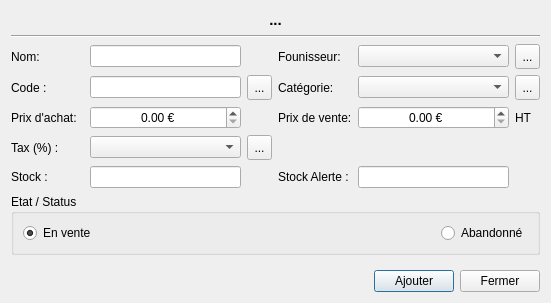
Old version of the form src/dialogproduct.ui in the repository cfdev/mcercle.
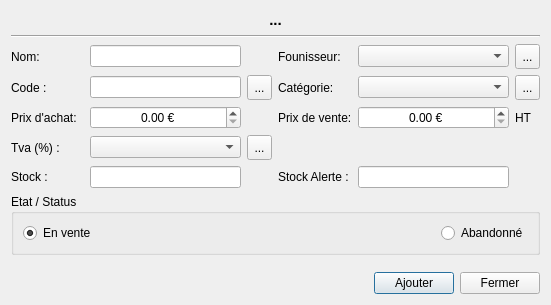
New version of the form. Icons and pictures are not drawn.

Diff of the .ui file:
```diff
--- a/src/dialogproduct.ui
+++ b/src/dialogproduct.ui
@@ -7,7 +7,7 @@
     <x>0</x>
     <y>0</y>
     <width>551</width>
-    <height>303</height>
+    <height>305</height>
    </rect>
   </property>
   <property name="minimumSize">
@@ -119,7 +119,7 @@
        <item row="3" column="1">
         <widget class="QLabel" name="label_titletax">
          <property name="text">
-          <string>Tax (%) :</string>
+          <string>Tva (%) :</string>
          </property>
         </widget>
        </item>
```
